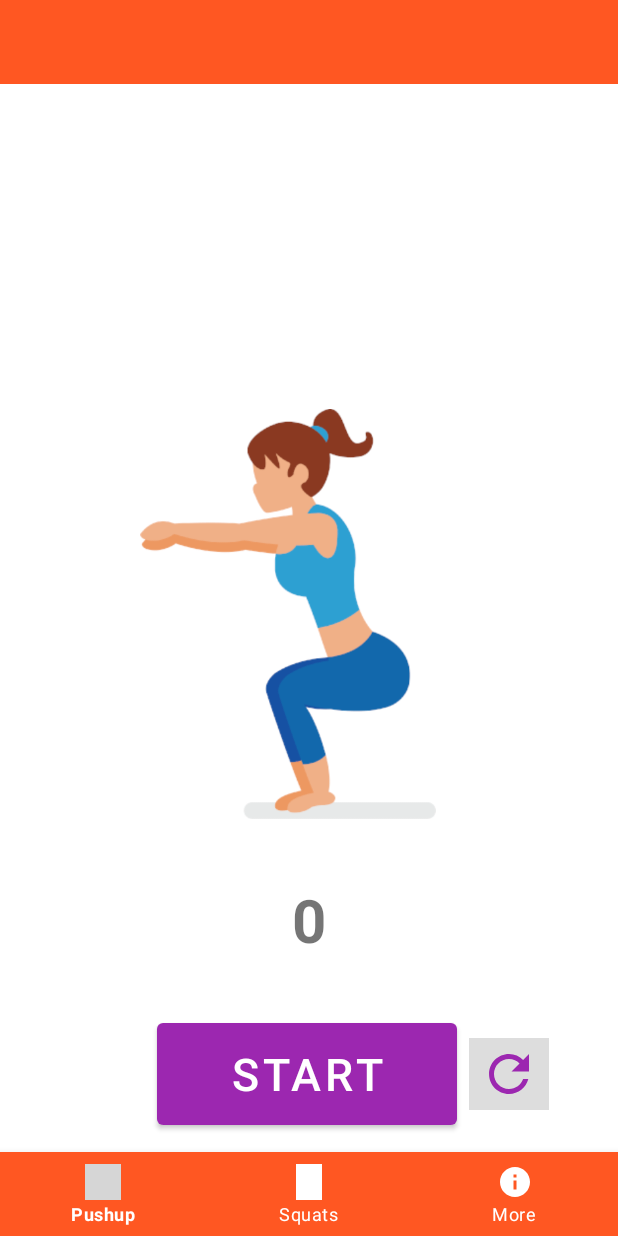
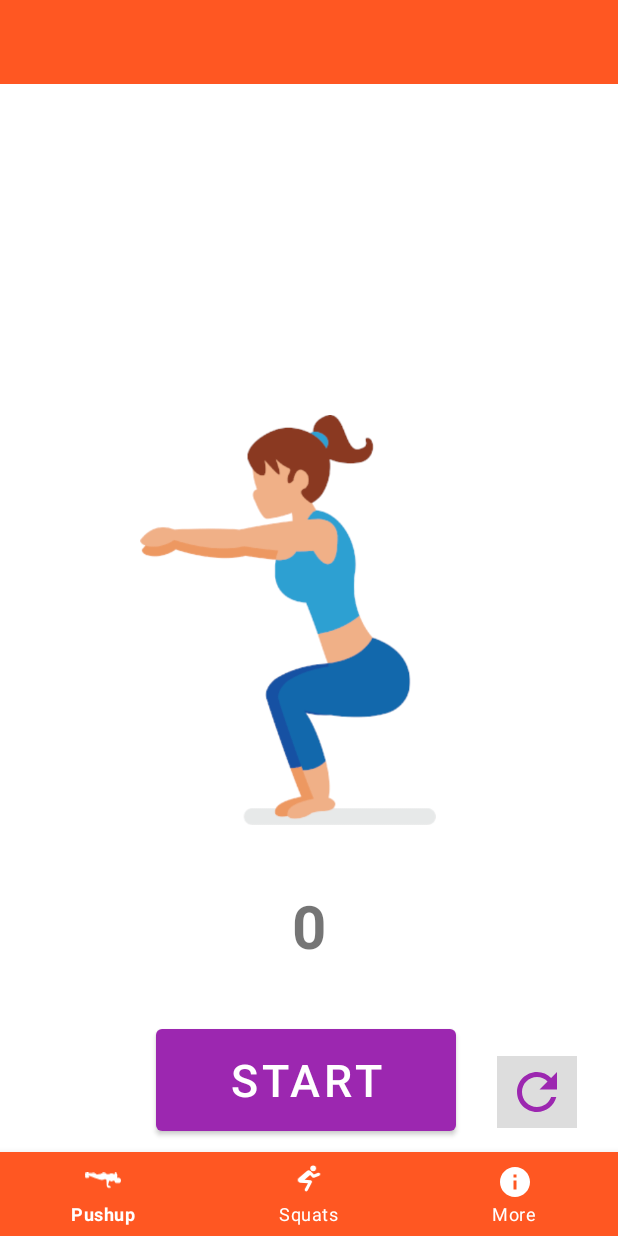
Before and after one commit to ParmuY/PushupCounter, an Android app: the SquatActivity screen opened directly, with no data from a screen before it, on a phone screen of 412 x 824 dp. Run offline under Robolectric (Android 15) with nearby library versions, the phone set to English and light mode, and no system bars; libraries missing offline, so code that uses them is left out: nl.dionsegijn.konfetti; plain views replace KonfettiView; grey boxes are pictures that could not be loaded.

Commit message:
bottom navigation setup

```diff
--- a/app/src/main/java/com/parmu/pushupcounter/MainActivity.java
+++ b/app/src/main/java/com/parmu/pushupcounter/MainActivity.java
@@ -122,7 +122,6 @@ public class MainActivity extends AppCompatActivity{
                         .streamFor(300, 3000L);
                         openDialog();
             }
-
         }
     }
     public void openDialog(){
--- /dev/null
+++ b/app/src/main/res/drawable/ic_pushup_vector.xml
@@ -0,0 +1,9 @@
+<vector xmlns:android="http://schemas.android.com/apk/res/android"
+    android:width="99.9dp"
+    android:height="53.25dp"
+    android:viewportWidth="99.9"
+    android:viewportHeight="53.25">
+  <path
+      android:fillColor="#FF000000"
+      android:pathData="M92.3,15c-2.3,0 -2.8,1.2 -3.1,-0.3c0.5,-7 1.5,-8 -1.2,-11.9c-0.4,-0.7 -0.5,-2.2 -3.6,-1.8c-0.4,-0.1 -2.4,1.2 -2.7,4.4c-10,-7 -13.3,1.4 -22.3,-1.3c-0.7,-1.4 -6.9,-5.5 -13.2,-1.2c-2.2,2 -12.3,2.7 -13.8,3C31.6,4.8 28.5,0 19.6,2c0,0 -5.5,-0.2 -7.9,-0.1c-1.5,-0.1 -1.4,-1.2 -2.1,-1.3c-3,-0.5 -5.1,-1.2 -5.2,0.6L2.3,1C0.9,0.8 -0.5,4.9 0.1,6.4c1.8,3.2 -1,4.3 0.8,7.8c1.3,2.1 4.5,1.4 5.8,1.4c0.4,0.1 1.1,-0.4 1.1,-1.1c0,0 2.5,0.1 3.2,0c0.7,-0.1 2.2,-1.8 0,-2.8C10.3,11.4 9.6,10 10.3,9c9,1.7 15.2,6.9 21.6,7.5C40.5,19.2 45.1,23 55,19c0.5,0 2.8,0.9 4.4,1.5c0.9,9.7 0.3,16.6 1.7,19.2c1.4,1.3 3.3,3.7 8.6,2.7c3.8,-0.1 1.5,-2.1 1,-3.2c-1.5,-2.1 -5.2,-1.8 -6.5,-3.9c0.1,-0.7 2.7,-11.4 2.9,-12.1c4.1,0.8 4.8,4 11.6,0c0.8,-0.7 4,1.3 4,1.3c0,0.2 0.1,2.8 0.4,3.2c0.6,1.7 10.6,1.9 11.2,1.8c0.4,-0.1 4.6,-0.1 5.4,-5.6C100.6,18.8 97.3,14.9 92.3,15z"/>
+</vector>
--- /dev/null
+++ b/app/src/main/res/drawable/ic_squatting_vector.xml
@@ -0,0 +1,12 @@
+<vector xmlns:android="http://schemas.android.com/apk/res/android"
+    android:width="100dp"
+    android:height="125dp"
+    android:viewportWidth="100"
+    android:viewportHeight="125">
+  <path
+      android:fillColor="#FF000000"
+      android:pathData="M64.581,14.891m-9.973,0a9.973,9.973 0,1 1,19.946 0a9.973,9.973 0,1 1,-19.946 0"/>
+  <path
+      android:fillColor="#FF000000"
+      android:pathData="M88.648,33.362c-1.149,-2.775 -4.332,-4.093 -7.107,-2.947l-14.228,5.888l-12.244,-11.87c-0.023,-0.022 -0.051,-0.037 -0.074,-0.059c-3.336,-3.214 -8.63,-3.415 -12.205,-0.33L14.079,48.828c-3.791,3.273 -4.211,8.998 -0.939,12.788c1.053,1.22 2.363,2.08 3.777,2.592c0.564,0.251 1.171,0.419 1.809,0.465l0.182,0.013c0.261,0.032 0.521,0.048 0.784,0.057l26.664,1.925L35.682,87.124c-1.391,2.664 -0.357,5.95 2.306,7.34c0.804,0.42 1.665,0.618 2.512,0.618c1.962,0 3.857,-1.064 4.827,-2.924l14.507,-27.805c0.848,-1.626 0.82,-3.568 -0.072,-5.168c-0.892,-1.601 -2.53,-2.643 -4.358,-2.775l-20.632,-1.488l19.106,-16.491l8.43,8.172c1.556,1.509 3.86,1.951 5.866,1.12l17.528,-7.253C88.477,39.321 89.797,36.139 88.648,33.362z"/>
+</vector>
--- a/app/src/main/res/layout/activity_main.xml
+++ b/app/src/main/res/layout/activity_main.xml
@@ -86,7 +86,6 @@
             android:src="@drawable/ic_baseline_refresh"
             app:layout_constraintBottom_toBottomOf="parent"
             app:layout_constraintEnd_toEndOf="parent"
-            app:layout_constraintHorizontal_bias="0.15"
             app:layout_constraintStart_toEndOf="@+id/button_start_counter"
             tools:ignore="MissingConstraints" />
 
--- a/app/src/main/res/layout/activity_squat.xml
+++ b/app/src/main/res/layout/activity_squat.xml
@@ -48,26 +48,25 @@
         android:layout_height="80dp"
         android:layout_marginStart="104dp"
         android:layout_marginLeft="104dp"
-        android:layout_marginBottom="68dp"
+        android:layout_marginBottom="64dp"
         android:text="Start"
         android:textSize="30sp"
         app:backgroundTint="#9C27B0"
         app:layout_constraintBottom_toBottomOf="parent"
         app:layout_constraintEnd_toEndOf="@+id/view_konfetti"
-        app:layout_constraintHorizontal_bias="0.009"
+        app:layout_constraintHorizontal_bias="0.0"
         app:layout_constraintStart_toStartOf="parent" />
 
     <ImageButton
         android:id="@+id/squat_refresh"
         android:layout_width="53dp"
         android:layout_height="48dp"
-        android:layout_marginBottom="84dp"
+        android:layout_marginBottom="72dp"
         android:background="#22000000"
         android:src="@drawable/ic_baseline_refresh"
         android:tint="#9C27B0"
         app:layout_constraintBottom_toBottomOf="parent"
         app:layout_constraintEnd_toEndOf="parent"
-        app:layout_constraintHorizontal_bias="0.15"
         app:layout_constraintStart_toEndOf="@+id/start_situp_counter" />
 
     <com.google.android.material.bottomnavigation.BottomNavigationView
--- a/app/src/main/res/menu/bottom_navigation_menu.xml
+++ b/app/src/main/res/menu/bottom_navigation_menu.xml
@@ -2,11 +2,11 @@
 <menu xmlns:android="http://schemas.android.com/apk/res/android"
     xmlns:app="http://schemas.android.com/apk/res-auto">
     <item android:id="@+id/pushup_item"
-        android:icon="@drawable/lightbulb_on_outline"
+        android:icon="@drawable/ic_pushup_vector"
         android:title="Pushup"
         app:showAsAction="always"/>
     <item android:id="@+id/squat_item"
-        android:icon="@drawable/squat_img_300x416"
+        android:icon="@drawable/ic_squatting_vector"
         android:title="Squats"
         app:showAsAction="always" />
     <item android:id="@+id/more_item"
```
